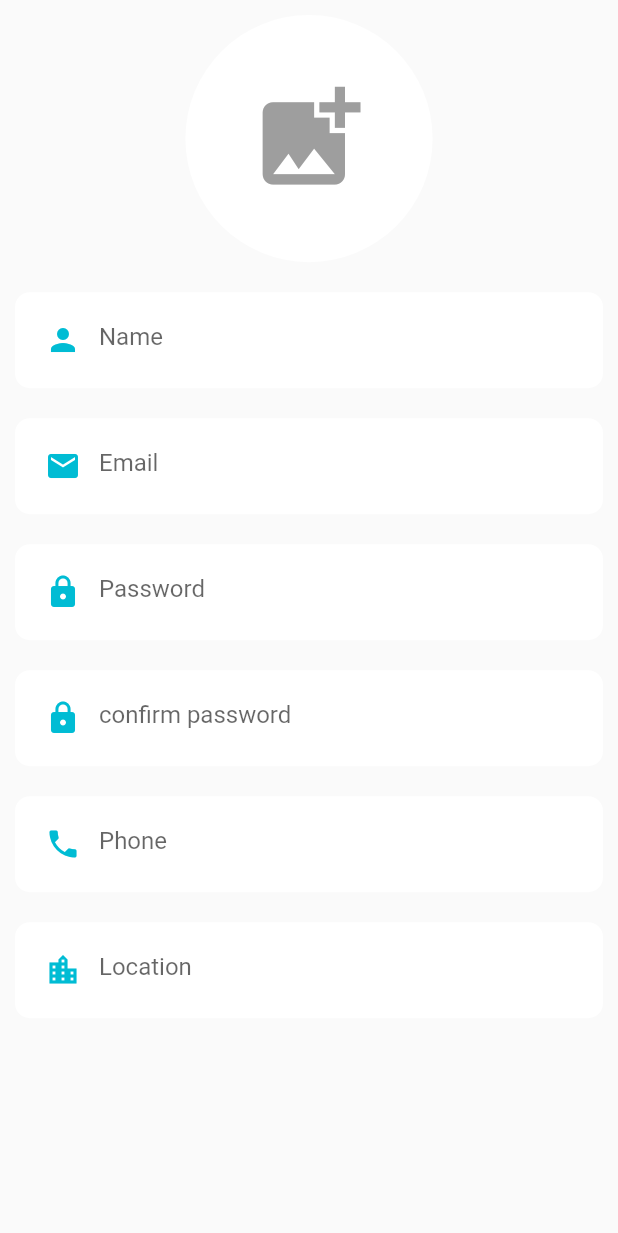
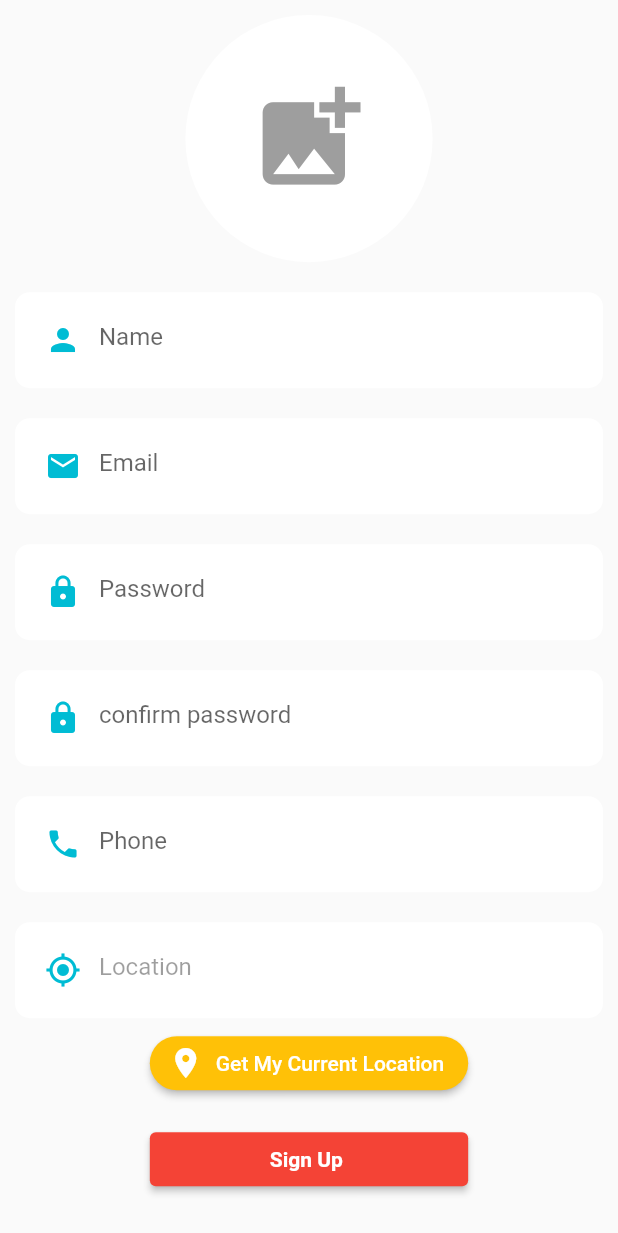
Before and after one commit to winsongr/seller, a Flutter app: the RegisterScreen widget shown alone on an empty page, opened directly, on a phone screen of 412 x 824 dp. Shown: the top 1233 px of the screen. Run offline on Flutter 3.47's test engine with Material 2 defaults, Android fonts, the phone set to English and light mode, and no system bars; our stand-ins replace image_picker; missing offline and left inert: image_picker_for_web.

Commit message:
register page

```diff
--- a/lib/auth/register.dart
+++ b/lib/auth/register.dart
@@ -90,12 +90,51 @@ class _RegisterScreenState extends State<RegisterScreen> {
                     ),
                     CustomTextField(
                       isObsecre: false,
-                      data: Icons.location_city,
+                      data: Icons.my_location,
                       controller: locationController,
                       hintText: "Location",
+                      enabled: false,
                     ),
+                    Container(
+                      width: 400,
+                      height: 40,
+                      alignment: Alignment.center,
+                      child: ElevatedButton.icon(
+                        onPressed: () => print("object"),
+                        label: const Text(
+                          "Get My Current Location",
+                          style: TextStyle(color: Colors.white),
+                        ),
+                        icon: const Icon(
+                          Icons.location_on,
+                          color: Colors.white,
+                        ),
+                        style: ElevatedButton.styleFrom(
+                          primary: Colors.amber,
+                          shape: RoundedRectangleBorder(
+                            borderRadius: BorderRadius.circular(30),
+                          ),
+                        ),
+                      ),
+                    )
                   ],
-                ))
+                )),
+            const SizedBox(
+              height: 20,
+            ),
+            ElevatedButton(
+              onPressed: () => print("object1"),
+              child: const Text(
+                "Sign Up ",
+                style:
+                    TextStyle(color: Colors.white, fontWeight: FontWeight.bold),
+              ),
+              style: ElevatedButton.styleFrom(
+                primary: Colors.red,
+                padding:
+                    const EdgeInsets.symmetric(horizontal: 80, vertical: 10),
+              ),
+            ),const SizedBox(height: 25,)
           ],
         ),
       ),
--- a/lib/splashScreen/splash_screen.dart
+++ b/lib/splashScreen/splash_screen.dart
@@ -12,7 +12,7 @@ class MySplashScreen extends StatefulWidget {
 
 class _MySplashScreenState extends State<MySplashScreen> {
   startTimer() {
-    Timer(const Duration(seconds: 2), () async {
+    Timer(const Duration(seconds: 1), () async {
       Navigator.push(
           context, MaterialPageRoute(builder: (c) => const AuthScreen()));
     });
```
Also changed, not shown: 1 other file.
